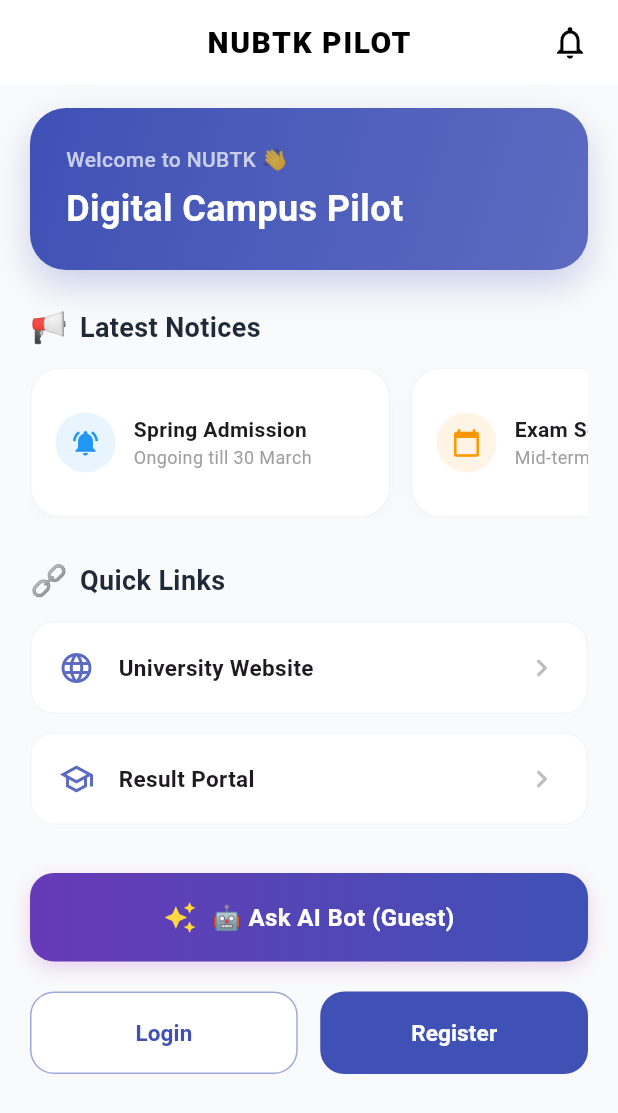
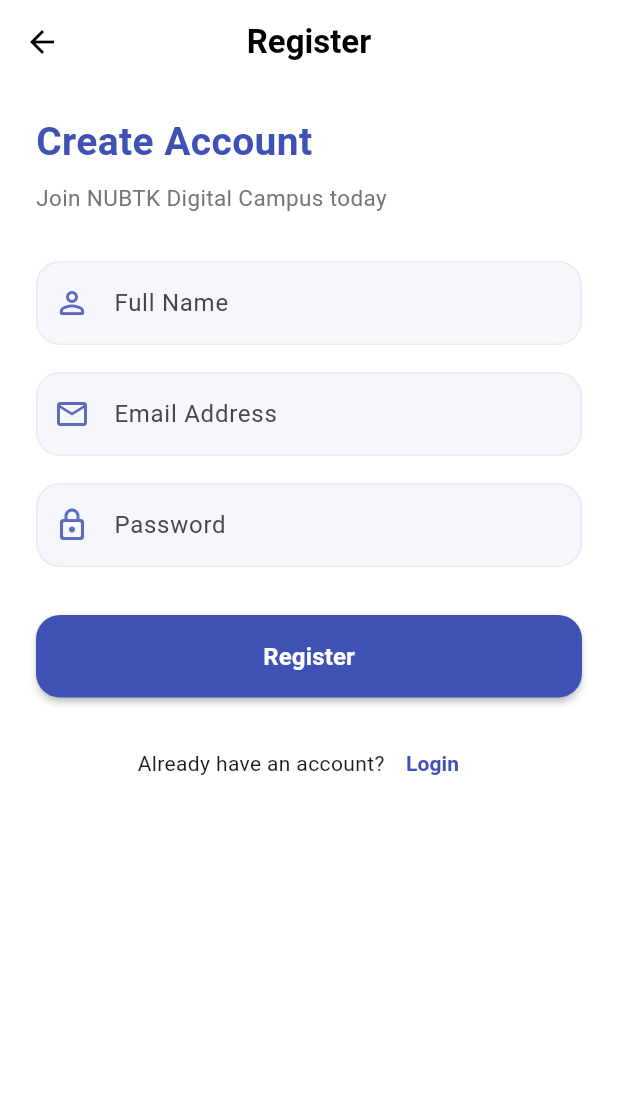
Before and after one commit to bashirnubtk/nubtk_pilot, a Flutter app: the HomeScreen screen opened directly, after a tap on "Register", on a phone screen of 412 x 824 dp. Shown: the top 1113 px of the screen. Run offline on Flutter 3.47's test engine with Material 3 defaults, Android fonts, the phone set to English and light mode, and no system bars.

Commit message:
fix: resolve UI warnings and implement home to register navigation

```diff
--- a/lib/core/constants/app_strings.dart
+++ b/lib/core/constants/app_strings.dart
@@ -26,6 +26,37 @@ class AppStrings {
     'bn': 'ইংরেজি',
   };
 
+  // Auth & Form Fields (নতুন যোগ করা হয়েছে - তোমার ফরম্যাটে)
+  static const login = {
+    'en': 'Login',
+    'bn': 'লগইন',
+  };
+
+  static const register = {
+    'en': 'Register',
+    'bn': 'রেজিস্টার',
+  };
+
+  static const name = {
+    'en': 'Full Name',
+    'bn': 'পূর্ণ নাম',
+  };
+
+  static const email = {
+    'en': 'Email Address',
+    'bn': 'ইমেইল ঠিকানা',
+  };
+
+  static const password = {
+    'en': 'Password',
+    'bn': 'পাসওয়ার্ড',
+  };
+
+  static const alreadyHaveAccount = {
+    'en': 'Already have an account?',
+    'bn': 'আপনার কি আগে থেকে অ্যাকাউন্ট আছে?',
+  };
+
   // Home Screen
   static const latestNotices = {
     'en': 'Latest Notices',
@@ -39,7 +70,7 @@ class AppStrings {
 
   static const universityWebsite = {
     'en': 'University Website',
-    'bn': 'ভার্সিটির ওয়েবসাইট',
+    'bn': 'ভার্সিটির ওয়েবসাইট',
   };
 
   static const resultPortal = {
@@ -56,14 +87,4 @@ class AppStrings {
     'en': '🤖 Ask AI Bot (Guest)',
     'bn': '🤖 এআই বট জিজ্ঞাসা করুন (অতিথি)',
   };
-
-  static const login = {
-    'en': 'Login',
-    'bn': 'লগইন',
-  };
-
-  static const register = {
-    'en': 'Register',
-    'bn': 'রেজিস্টার',
-  };
 }
--- /dev/null
+++ b/lib/features/auth/register_screen.dart
@@ -0,0 +1,163 @@
+import 'package:flutter/material.dart';
+import 'package:provider/provider.dart';
+import '../home/language/language_provider.dart';
+import '../../core/constants/app_strings.dart';
+import '../home/home_screen.dart';
+
+class RegisterScreen extends StatefulWidget {
+  const RegisterScreen({super.key});
+
+  @override
+  State<RegisterScreen> createState() => _RegisterScreenState();
+}
+
+class _RegisterScreenState extends State<RegisterScreen> {
+  final _formKey = GlobalKey<FormState>();
+  final TextEditingController _nameController = TextEditingController();
+  final TextEditingController _emailController = TextEditingController();
+  final TextEditingController _passwordController = TextEditingController();
+
+  void _submit() {
+    if (_formKey.currentState!.validate()) {
+      ScaffoldMessenger.of(context).showSnackBar(
+        const SnackBar(content: Text('Registration Successful')),
+      );
+
+      Navigator.pushReplacement(
+        context,
+        MaterialPageRoute(builder: (_) => const HomeScreen()),
+      );
+    }
+  }
+
+  @override
+  Widget build(BuildContext context) {
+    final languageCode = Provider.of<LanguageProvider>(context).languageCode;
+
+    return Scaffold(
+      backgroundColor: Colors.white,
+      appBar: AppBar(
+        title: Text(AppStrings.register[languageCode]!,
+          style: const TextStyle(fontWeight: FontWeight.bold)),
+        centerTitle: true,
+        elevation: 0,
+        backgroundColor: Colors.white,
+        foregroundColor: Colors.black,
+      ),
+      body: SafeArea(
+        child: SingleChildScrollView(
+          padding: const EdgeInsets.symmetric(horizontal: 24, vertical: 20),
+          child: Form(
+            key: _formKey,
+            child: Column(
+              crossAxisAlignment: CrossAxisAlignment.start,
+              children: [
+                const Text("Create Account",
+                  style: TextStyle(fontSize: 26, fontWeight: FontWeight.bold, color: Colors.indigo)),
+                const SizedBox(height: 8),
+                Text("Join NUBTK Digital Campus today",
+                  style: TextStyle(color: Colors.grey.shade600, fontSize: 15)),
+                const SizedBox(height: 32),
+
+                // Name Field
+                _buildTextField(
+                  controller: _nameController,
+                  label: AppStrings.name[languageCode]!,
+                  icon: Icons.person_outline_rounded,
+                  validator: (val) => val!.isEmpty ? 'Please enter your name' : null,
+                ),
+                const SizedBox(height: 18),
+
+                // Email Field
+                _buildTextField(
+                  controller: _emailController,
+                  label: AppStrings.email[languageCode]!,
+                  icon: Icons.email_outlined,
+                  keyboardType: TextInputType.emailAddress,
+                  validator: (val) => !val!.contains('@') ? 'Enter a valid email' : null,
+                ),
+                const SizedBox(height: 18),
+
+                // Password Field
+                _buildTextField(
+                  controller: _passwordController,
+                  label: AppStrings.password[languageCode]!,
+                  icon: Icons.lock_outline_rounded,
+                  isPassword: true,
+                  validator: (val) => val!.length < 6 ? 'Password too short' : null,
+                ),
+                const SizedBox(height: 32),
+
+                // Register Button
+                SizedBox(
+                  width: double.infinity,
+                  height: 55,
+                  child: ElevatedButton(
+                    onPressed: _submit,
+                    style: ElevatedButton.styleFrom(
+                      backgroundColor: Colors.indigo,
+                      foregroundColor: Colors.white,
+                      shape: RoundedRectangleBorder(borderRadius: BorderRadius.circular(16)),
+                      elevation: 2,
+                    ),
+                    child: Text(AppStrings.register[languageCode]!,
+                      style: const TextStyle(fontSize: 16, fontWeight: FontWeight.bold)),
+                  ),
+                ),
+
+                const SizedBox(height: 20),
+
+                // Already have account? Login
+                Row(
+                  mainAxisAlignment: MainAxisAlignment.center,
+                  children: [
+                    Text(AppStrings.alreadyHaveAccount[languageCode]!),
+                    TextButton(
+                      onPressed: () => Navigator.pop(context),
+                      child: Text(AppStrings.login[languageCode]!,
+                        style: const TextStyle(fontWeight: FontWeight.bold, color: Colors.indigo)),
+                    ),
+                  ],
+                ),
+              ],
+            ),
+          ),
+        ),
+      ),
+    );
+  }
+
+  Widget _buildTextField({
+    required TextEditingController controller,
+    required String label,
+    required IconData icon,
+    bool isPassword = false,
+    TextInputType? keyboardType,
+    String? Function(String?)? validator,
+  }) {
+    return TextFormField(
+      controller: controller,
+      obscureText: isPassword,
+      keyboardType: keyboardType,
+      decoration: InputDecoration(
+        labelText: label,
+        prefixIcon: Icon(icon, color: Colors.indigo.shade400),
+        filled: true,
+        fillColor: Colors.indigo.withAlpha(12), // modern soft background
+        border: OutlineInputBorder(
+          borderRadius: BorderRadius.circular(16),
+          borderSide: BorderSide.none,
+        ),
+        enabledBorder: OutlineInputBorder(
+          borderRadius: BorderRadius.circular(16),
+          borderSide: BorderSide(color: Colors.indigo.withAlpha(20)),
+        ),
+        focusedBorder: OutlineInputBorder(
+          borderRadius: BorderRadius.circular(16),
+          borderSide: const BorderSide(color: Colors.indigo, width: 1.5),
+        ),
+      ),
+      validator: validator,
+    );
+  }
+}
--- a/lib/features/home/home_screen.dart
+++ b/lib/features/home/home_screen.dart
@@ -1,9 +1,9 @@
 import 'package:flutter/material.dart';
 import 'package:provider/provider.dart';
-import '../../widgets/primary_button.dart';
 import '../../core/constants/app_strings.dart';
 import '../home/language/language_provider.dart';
 import '../auth/login_screen.dart';
+import '../auth/register_screen.dart'; // নতুন ইম্পোর্ট যোগ করা হয়েছে
 import '../ai_bot/ai_bot_screen.dart';
 
 class HomeScreen extends StatelessWidget {
@@ -14,7 +14,7 @@ class HomeScreen extends StatelessWidget {
     final languageCode = Provider.of<LanguageProvider>(context).languageCode;
 
     return Scaffold(
-      backgroundColor: const Color(0xFFF9FAFB), // Soft modern background
+      backgroundColor: const Color(0xFFF9FAFB),
       appBar: AppBar(
         centerTitle: true,
         elevation: 0,
@@ -57,11 +57,11 @@ class HomeScreen extends StatelessWidget {
               _quickLinksSection(languageCode),
               const SizedBox(height: 32),
 
-              // AI Assistant Button with Sparkle Icon
+              // AI Assistant Button
               _aiAssistantButton(languageCode, context),
               const SizedBox(height: 20),
 
-              // Auth Buttons (Login & Register)
+              // Auth Buttons (এখন নেভিগেশন সহ)
               _authButtons(languageCode, context),
               const SizedBox(height: 30),
             ],
@@ -84,7 +84,7 @@ class HomeScreen extends StatelessWidget {
         borderRadius: BorderRadius.circular(24),
         boxShadow: [
           BoxShadow(
-            color: Colors.indigo.withOpacity(0.25),
+            color: Colors.indigo.withAlpha(64), // ফিক্সড withOpacity warning
             blurRadius: 20,
             offset: const Offset(0, 10),
           )
@@ -116,13 +116,17 @@ class HomeScreen extends StatelessWidget {
           gradient: const LinearGradient(colors: [Colors.deepPurple, Colors.indigo]),
           borderRadius: BorderRadius.circular(16),
           boxShadow: [
-            BoxShadow(color: Colors.purple.withOpacity(0.2), blurRadius: 10, offset: const Offset(0, 4))
+            BoxShadow(
+              color: Colors.purple.withAlpha(51), // ফিক্সড withOpacity warning
+              blurRadius: 10,
+              offset: const Offset(0, 4),
+            )
           ]
         ),
         child: Row(
           mainAxisAlignment: MainAxisAlignment.center,
           children: [
-            const Icon(Icons.auto_awesome, color: Colors.amberAccent, size: 22), // Gemini style sparkle
+            const Icon(Icons.auto_awesome, color: Colors.amberAccent, size: 22),
             const SizedBox(width: 10),
             Text(
               AppStrings.askAIBot[languageCode]!,
@@ -149,7 +153,13 @@ class HomeScreen extends StatelessWidget {
           child: _modernButton(
             title: AppStrings.register[languageCode]!,
             isFilled: true,
-            onPressed: () {},
+            onPressed: () {
+              // নেভিগেশন যোগ করা হয়েছে
+              Navigator.push(
+                context,
+                MaterialPageRoute(builder: (_) => const RegisterScreen())
+              );
+            },
           ),
         ),
       ],
@@ -256,13 +266,17 @@ class _NoticeCard extends StatelessWidget {
         borderRadius: BorderRadius.circular(20),
         border: Border.all(color: Colors.grey.shade100),
         boxShadow: [
-          BoxShadow(color: Colors.black.withOpacity(0.02), blurRadius: 10, offset: const Offset(0, 4))
+          BoxShadow(
+            color: Colors.black.withAlpha(5), // updated
+            blurRadius: 10,
+            offset: const Offset(0, 4),
+          )
         ],
       ),
       child: Row(
         children: [
           CircleAvatar(
-            backgroundColor: color.withOpacity(0.1),
+            backgroundColor: color.withAlpha(26), // updated
             child: Icon(icon, color: color, size: 20),
           ),
           const SizedBox(width: 12),
```
